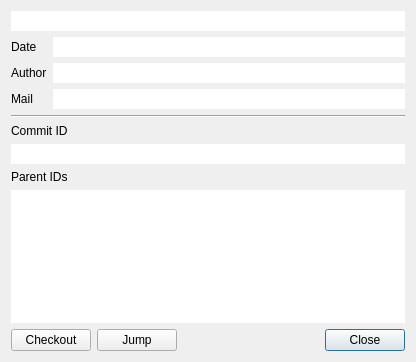
soramimi/Guitar, file src/CommitPropertyDialog.ui: the form before one commit.
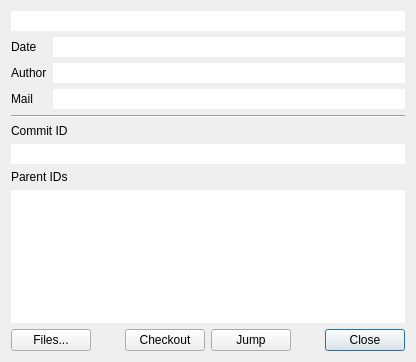
The form after the commit. Custom widgets are drawn as their Qt base class.

What changed in the file:
```diff
--- a/src/CommitPropertyDialog.ui
+++ b/src/CommitPropertyDialog.ui
@@ -131,6 +131,26 @@
    </item>
    <item>
     <layout class="QHBoxLayout" name="horizontalLayout">
+     <item>
+      <widget class="QPushButton" name="pushButton_details">
+       <property name="text">
+        <string>Files...</string>
+       </property>
+      </widget>
+     </item>
+     <item>
+      <spacer name="horizontalSpacer_2">
+       <property name="orientation">
+        <enum>Qt::Horizontal</enum>
+       </property>
+       <property name="sizeHint" stdset="0">
+        <size>
+         <width>40</width>
+         <height>20</height>
+        </size>
+       </property>
+      </spacer>
+     </item>
      <item>
       <widget class="QPushButton" name="pushButton_checkout">
        <property name="text">
```
